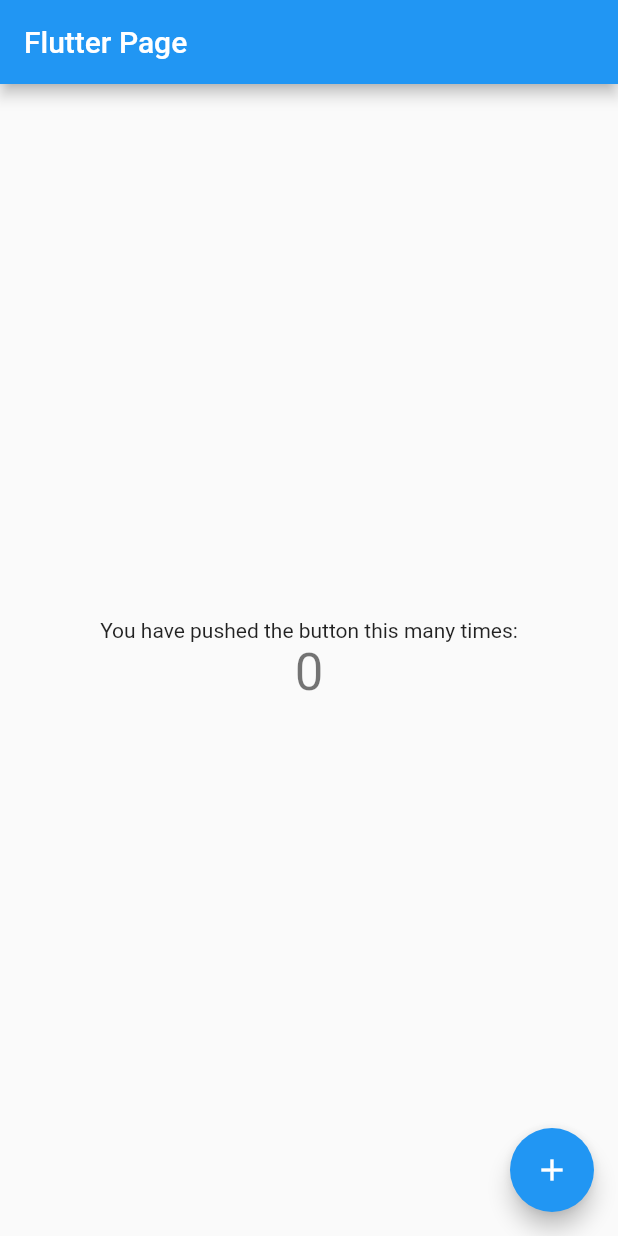
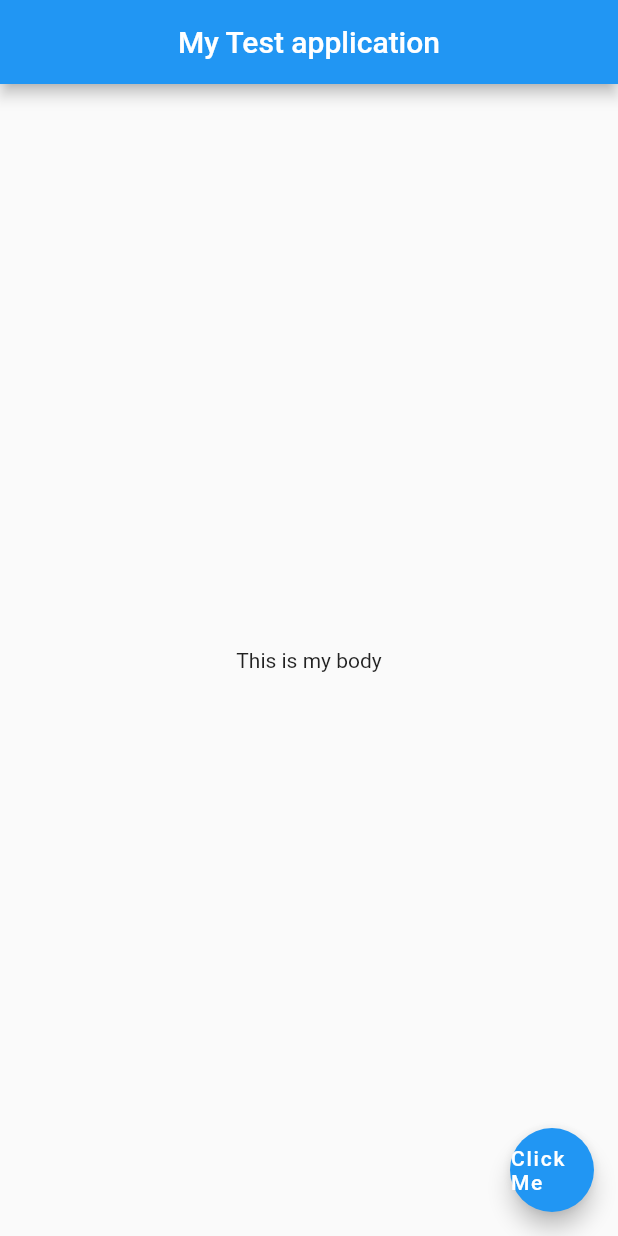
Before and after one commit to andicooxy/country-timer-flutter, a Flutter app: the screen it shows after launch, on a phone screen of 412 x 824 dp. Run offline on Flutter 3.47's test engine with Material 2 defaults, Android fonts, the phone set to English and light mode, and no system bars.

Commit message:
[updated] completed lesson-5, added appBar and body to main.dart

```diff
--- a/lib/main.dart
+++ b/lib/main.dart
@@ -1,111 +1,11 @@
 import 'package:flutter/material.dart';
 
-void main() => runApp(MyApp());
-
-class MyApp extends StatelessWidget {
-  // This widget is the root of your application.
-  @override
-  Widget build(BuildContext context) {
-    return MaterialApp(
-      title: 'Flutter Demo',
-      theme: ThemeData(
-        // This is the theme of your application.
-        //
-        // Try running your application with "flutter run". You'll see the
-        // application has a blue toolbar. Then, without quitting the app, try
-        // changing the primarySwatch below to Colors.green and then invoke
-        // "hot reload" (press "r" in the console where you ran "flutter run",
-        // or simply save your changes to "hot reload" in a Flutter IDE).
-        // Notice that the counter didn't reset back to zero; the application
-        // is not restarted.
-        primarySwatch: Colors.blue,
-      ),
-      home: MyHomePage(title: 'Flutter Page'),
-    );
-  }
-}
-
-class MyHomePage extends StatefulWidget {
-  MyHomePage({Key key, this.title}) : super(key: key);
-
-  // This widget is the home page of your application. It is stateful, meaning
-  // that it has a State object (defined below) that contains fields that affect
-  // how it looks.
-
-  // This class is the configuration for the state. It holds the values (in this
-  // case the title) provided by the parent (in this case the App widget) and
-  // used by the build method of the State. Fields in a Widget subclass are
-  // always marked "final".
-
-  final String title;
-
-  @override
-  _MyHomePageState createState() => _MyHomePageState();
-}
-
-class _MyHomePageState extends State<MyHomePage> {
-  int _counter = 0;
-
-  void _incrementCounter() {
-    setState(() {
-      // This call to setState tells the Flutter framework that something has
-      // changed in this State, which causes it to rerun the build method below
-      // so that the display can reflect the updated values. If we changed
-      // _counter without calling setState(), then the build method would not be
-      // called again, and so nothing would appear to happen.
-      _counter++;
-    });
-  }
-
-  @override
-  Widget build(BuildContext context) {
-    // This method is rerun every time setState is called, for instance as done
-    // by the _incrementCounter method above.
-    //
-    // The Flutter framework has been optimized to make rerunning build methods
-    // fast, so that you can just rebuild anything that needs updating rather
-    // than having to individually change instances of widgets.
-    return Scaffold(
-      appBar: AppBar(
-        // Here we take the value from the MyHomePage object that was created by
-        // the App.build method, and use it to set our appbar title.
-        title: Text(widget.title),
-      ),
-      body: Center(
-        // Center is a layout widget. It takes a single child and positions it
-        // in the middle of the parent.
-        child: Column(
-          // Column is also a layout widget. It takes a list of children and
-          // arranges them vertically. By default, it sizes itself to fit its
-          // children horizontally, and tries to be as tall as its parent.
-          //
-          // Invoke "debug painting" (press "p" in the console, choose the
-          // "Toggle Debug Paint" action from the Flutter Inspector in Android
-          // Studio, or the "Toggle Debug Paint" command in Visual Studio Code)
-          // to see the wireframe for each widget.
-          //
-          // Column has various properties to control how it sizes itself and
-          // how it positions its children. Here we use mainAxisAlignment to
-          // center the children vertically; the main axis here is the vertical
-          // axis because Columns are vertical (the cross axis would be
-          // horizontal).
-          mainAxisAlignment: MainAxisAlignment.center,
-          children: <Widget>[
-            Text(
-              'You have pushed the button this many times:',
-            ),
-            Text(
-              '$_counter',
-              style: Theme.of(context).textTheme.display1,
-            ),
-          ],
-        ),
-      ),
-      floatingActionButton: FloatingActionButton(
-        onPressed: _incrementCounter,
-        tooltip: 'Increment',
-        child: Icon(Icons.add),
-      ), // This trailing comma makes auto-formatting nicer for build methods.
-    );
-  }
-}
+void main() => runApp(MaterialApp(
+  home: Scaffold(
+    appBar: AppBar( title: Text("My Test application"),
+    centerTitle: true,
+  ),
+  body: Center(child: Text("This is my body"),),
+  floatingActionButton: FloatingActionButton(child: Text("Click Me"),)
+  ),
+));
```
